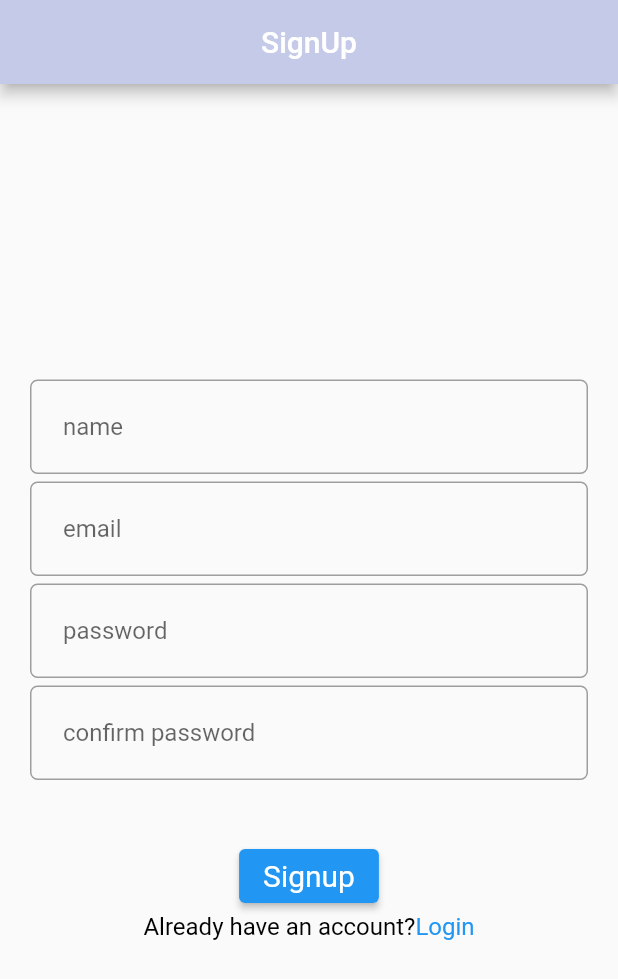
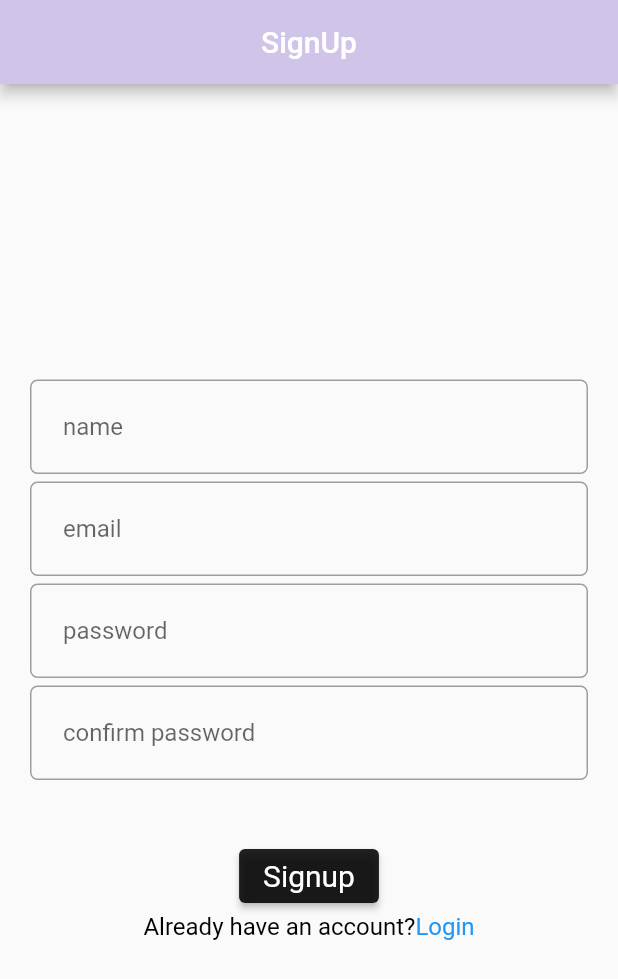
Before and after one commit to schedule-board/app, a Flutter app: the screen it shows after launch, on a phone screen of 412 x 824 dp. Shown: the top 979 px of the screen. Run offline on Flutter 3.47's test engine with Material 2 defaults, Android fonts, the phone set to English and light mode, and no system bars; our stand-ins replace percent_indicator.

Commit message:
modify signup and login page

```diff
--- a/lib/login_view.dart
+++ b/lib/login_view.dart
@@ -17,6 +17,8 @@ class _LoginViewState extends State<LoginView> {
   final appBar = UIconstants.appBar();
   late TextEditingController emailController;
   late TextEditingController passwordController;
+  late TextEditingController passwordCheckController;
+  late TextEditingController nameController;
 
   @override
   void initState() {
@@ -116,7 +118,10 @@ class RoundedButton extends StatelessWidget {
   final String label;
   final VoidCallback onTap;
   final ButtonStyle style = ElevatedButton.styleFrom(
-      textStyle: const TextStyle(fontSize: 20, color: Colors.black12));
+      textStyle: const TextStyle(
+        fontSize: 20,
+      ),
+  backgroundColor: Colors.black,);
 
   RoundedButton({
     Key? key,
@@ -170,7 +175,7 @@ class UIconstants {
     return AppBar(
       title: const Text('Login'),
       centerTitle: true,
-      backgroundColor: Colors.indigo[100],
+      backgroundColor: Colors.deepPurple[100],
     );
   }
 }
--- a/lib/signup.dart
+++ b/lib/signup.dart
@@ -18,12 +18,16 @@ class _SignUpViewState extends State<SignUpView> {
   final appBar = UIconstants.appBar();
   late TextEditingController emailController;
   late TextEditingController passwordController;
+  late TextEditingController passwordCheckController;
+  late TextEditingController nameController;
 
   @override
   void initState() {
     super.initState();
     emailController = TextEditingController();
     passwordController = TextEditingController();
+    nameController = TextEditingController();
+    passwordCheckController = TextEditingController();
   }
 
   @override
@@ -31,6 +35,8 @@ class _SignUpViewState extends State<SignUpView> {
     super.dispose();
     emailController.dispose();
     passwordController.dispose();
+    passwordCheckController.dispose();
+    nameController.dispose();
   }
 
   @override
@@ -42,7 +48,7 @@ class _SignUpViewState extends State<SignUpView> {
           padding: const EdgeInsets.symmetric(horizontal: 20),
           child: Column(children: [
             //textfield 1
-            AuthField(controller: (emailController), hintText: 'name'),
+            AuthField(controller: (nameController), hintText: 'name'),
             const SizedBox(
               height: 5,
             ),
@@ -58,7 +64,7 @@ class _SignUpViewState extends State<SignUpView> {
               height: 5,
             ),
             AuthField(
-              controller: passwordController,
+              controller: passwordCheckController,
               hintText: 'confirm password',
             ),
             //textfield2
@@ -109,8 +115,11 @@ class _SignUpViewState extends State<SignUpView> {
 class RoundedButton extends StatelessWidget {
   final String label;
   final VoidCallback onTap;
-  final ButtonStyle style =
-      ElevatedButton.styleFrom(textStyle: const TextStyle(fontSize: 20));
+  final ButtonStyle style = ElevatedButton.styleFrom(
+      textStyle: const TextStyle(
+        fontSize: 20,
+      ),
+      backgroundColor: Colors.black87);
 
   RoundedButton({
     Key? key,
@@ -164,7 +173,7 @@ class UIconstants {
     return AppBar(
       title: const Text('SignUp'),
       centerTitle: true,
-      backgroundColor: Colors.indigo[100],
+      backgroundColor: Colors.deepPurple[100],
     );
   }
 }
```
Also changed, not shown: 5 other files.
